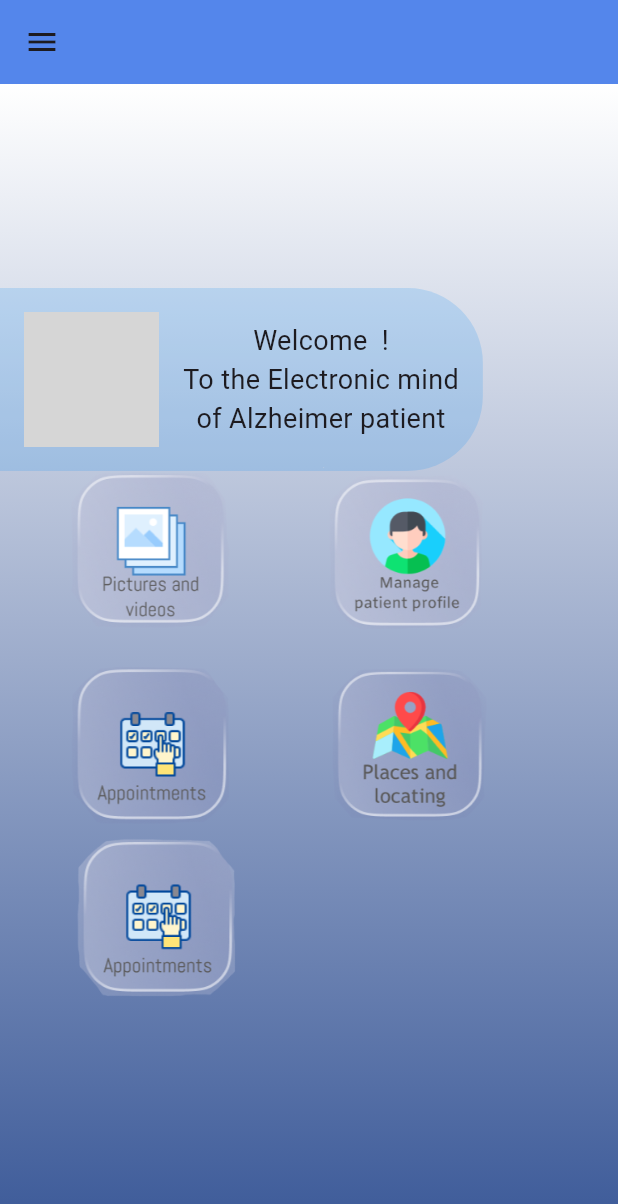
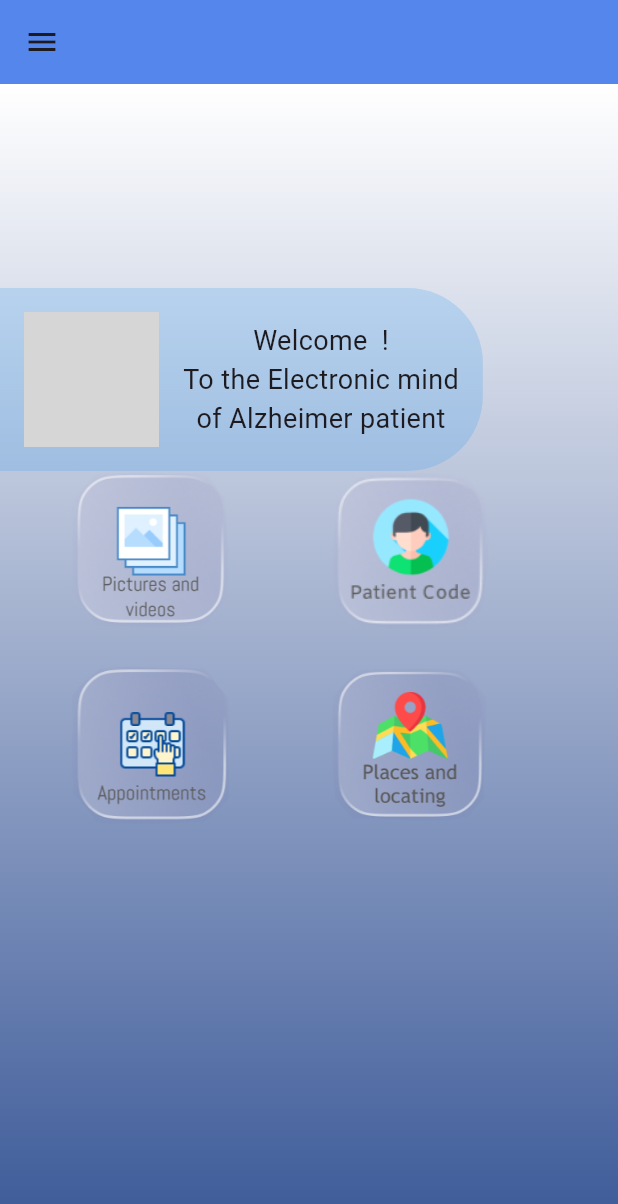
Before and after one commit to Menna096/Electronic-mind-of-Alzheimer-s-patientsFlutter2, a Flutter app: the mainpagefamily screen opened directly, on a phone screen of 412 x 824 dp. Shown: the top 1204 px of the screen. Run offline on Flutter 3.47's test engine with Material 3 defaults, Android fonts, the phone set to English and light mode, and no system bars; our stand-ins replace bloc, dio, equatable, flutter_bloc, flutter_feather_icons, flutter_secure_storage and 11 more; missing offline and left inert: record; accounts and stored records are empty; network calls fail; grey boxes are pictures that could not be loaded.

Commit message:
done
some edit

```diff
--- a/vv/lib/Family/update.dart
+++ b/vv/lib/Family/update.dart
@@ -76,7 +76,7 @@ class update extends StatelessWidget {
                 // Navigate to InputScreen page
                 Navigator.push(
                   context,
-                  MaterialPageRoute(builder: (context) => viewProfile()),
+                  MaterialPageRoute(builder: (context) => ViewProfile()),
                 );
               },
               style: ElevatedButton.styleFrom(
--- a/vv/lib/widgets/mainfamily.dart
+++ b/vv/lib/widgets/mainfamily.dart
@@ -159,19 +159,19 @@ class _buildFamilyState extends State<buildFamily> {
         ),
         Positioned(
           top: 255,
-          left: 214,
+          left: 217,
           child: GestureDetector(
             onTap: () {
               Navigator.pushReplacement(
                 context,
-                MaterialPageRoute(builder: (context) => viewProfile()),
+                MaterialPageRoute(builder: (context) =>  AddOrGetCode()),
               );
             },
             child: Container(
               child: Image.asset(
-                'images/patientprofile.png',
-                width: 112,
-                height: 112,
+                'images/patcode.png',
+                width: 116,
+                height: 116,
               ),
             ),
           ),
@@ -198,25 +198,6 @@ class _buildFamilyState extends State<buildFamily> {
             ),
           ),
         ),
-        Positioned(
-          top: 500,
-          left: 50,
-          child: GestureDetector(
-            onTap: () {
-              Navigator.pushReplacement(
-                context,
-                MaterialPageRoute(builder: (context) => AddOrGetCode()),
-              );
-            },
-            child: Container(
-              child: Image.asset(
-                'images/appfam.png',
-                width: 110,
-                height: 110,
-              ),
-            ),
-          ),
-        ),
       ],
     );
   }
--- a/vv/pubspec.yaml
+++ b/vv/pubspec.yaml
@@ -131,9 +131,9 @@ flutter:
     - images/picfam.png
     - images/Medicinescare.png
     - images/Placesfam.png
-    - images/patientprofile.png
     - images/placefam.png
     - images/appfam.png
+    - images/patcode.png
 
 
 
```
Also changed, not shown: vv/lib/page/manage_patient.dart (+5 -13 lines), vv/lib/page/paitent_Id.dart (+6 -1 lines), vv/images/patcode.png (added), vv/lib/page/assign_patient.dart (line endings or trailing spaces).
